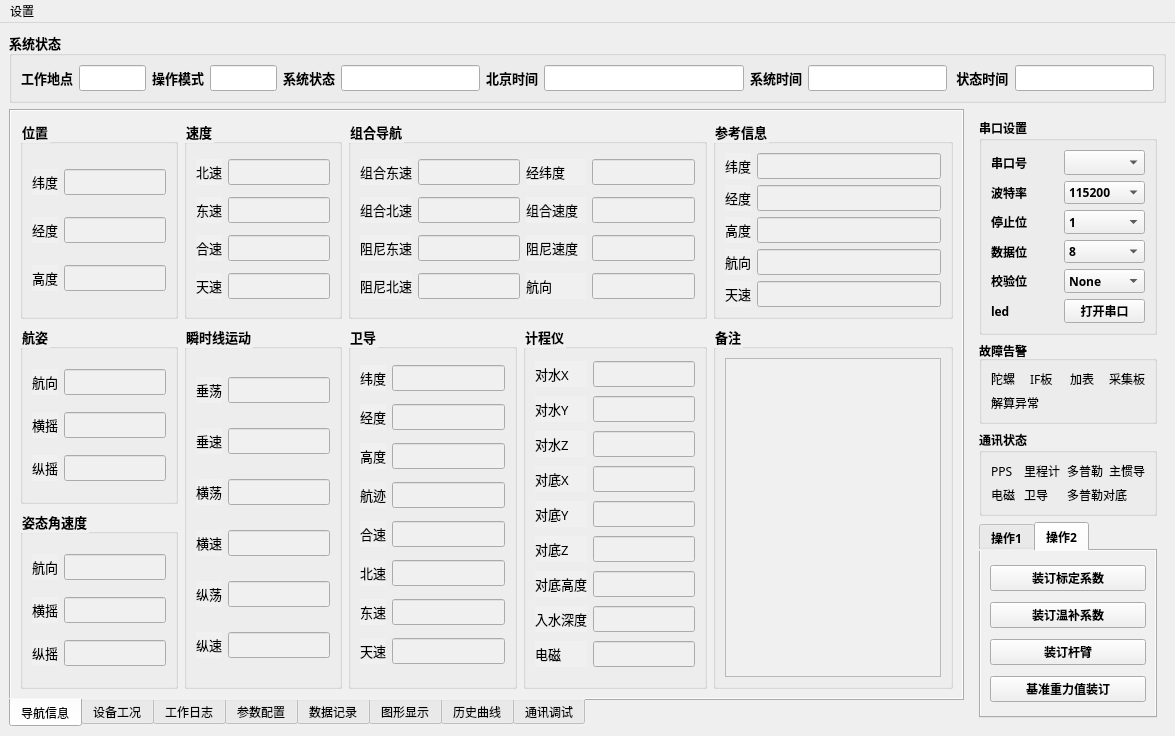
This is mainwindow.ui in osixxb/Qt_MultiThread_SerialPort as Qt 5 draws it before an edit. The edited form follows.
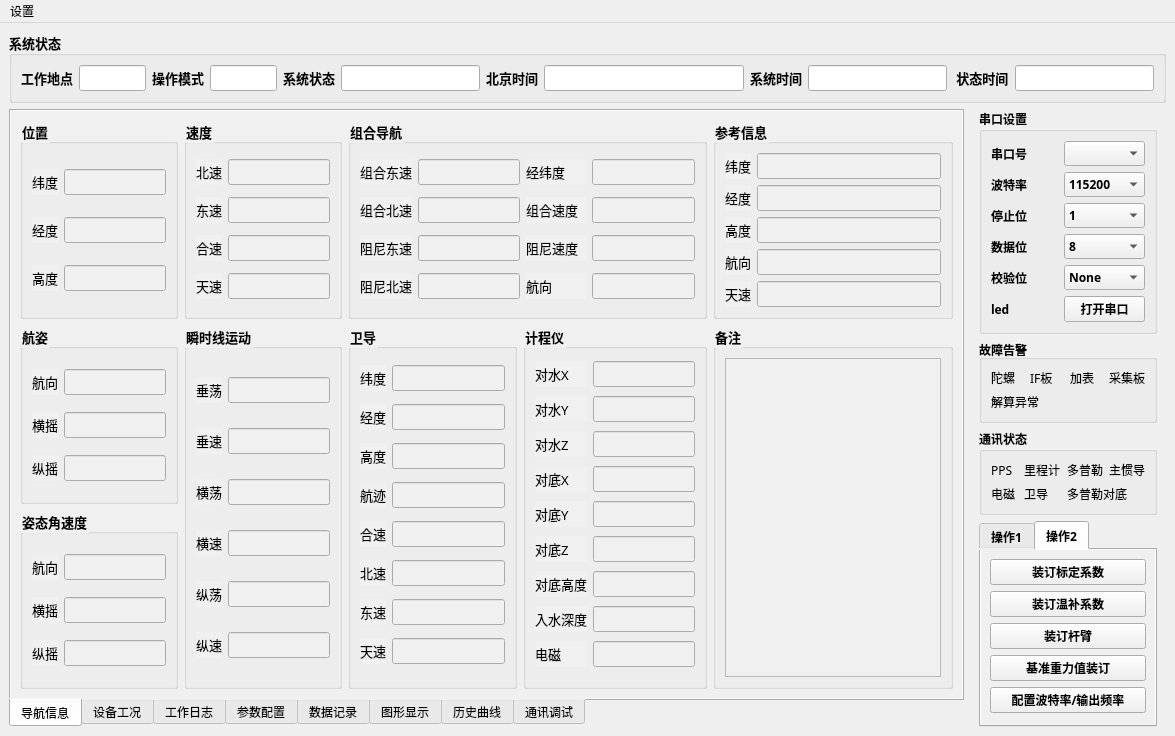
This is the edited form. The open tabs and pages were chosen to show the change. Custom widgets are drawn as their Qt base class.

Commit message: 新增配置波特率和输出频率

The edit to the form file:
```diff
--- a/mainwindow.ui
+++ b/mainwindow.ui
@@ -197,6 +197,12 @@
        </size>
       </property>
       <layout class="QGridLayout" name="gridLayout_7">
+       <property name="topMargin">
+        <number>0</number>
+       </property>
+       <property name="bottomMargin">
+        <number>0</number>
+       </property>
        <item row="0" column="0">
         <widget class="QGroupBox" name="groupBox_2">
          <property name="font">
@@ -941,6 +947,29 @@
              </property>
             </widget>
            </item>
+           <item row="4" column="0">
+            <widget class="QPushButton" name="pushButton_14">
+             <property name="enabled">
+              <bool>true</bool>
+             </property>
+             <property name="minimumSize">
+              <size>
+               <width>0</width>
+               <height>22</height>
+              </size>
+             </property>
+             <property name="font">
+              <font>
+               <family>微软雅黑</family>
+               <weight>75</weight>
+               <bold>true</bold>
+              </font>
+             </property>
+             <property name="text">
+              <string>配置波特率/输出频率</string>
+             </property>
+            </widget>
+           </item>
           </layout>
          </widget>
         </widget>
```
Left out of the diff: 2 changed lines with no effect on the pictures. The commit also changes 17 other files.
